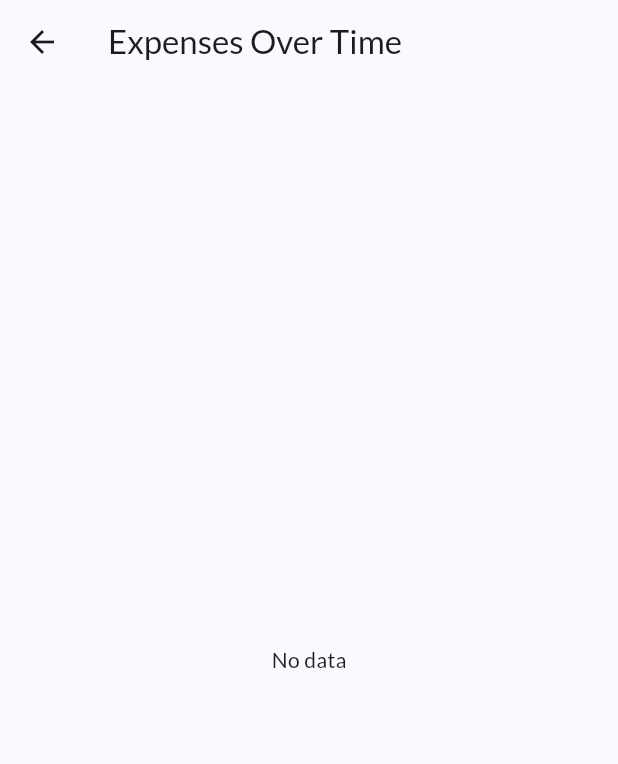
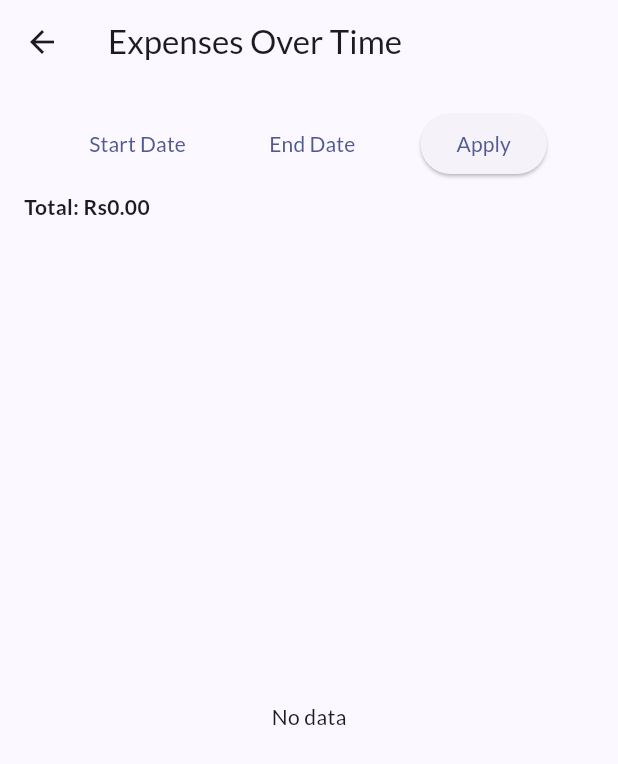
Before and after one commit to MalithEdirisinghe/expense_tracker, a Flutter app: the screen it shows after launch, after a tap on the "bar chart" icon, on a phone screen of 412 x 824 dp. Shown: the top 764 px of the screen. Run offline on Flutter 3.47's test engine with Material 3 defaults, Android fonts, the phone set to English and light mode, and no system bars; our stand-ins replace fl_chart, google_fonts, sqflite; accounts and stored records are empty.

Commit message:
Fix date range filter on chart

```diff
--- a/lib/database_helper.dart
+++ b/lib/database_helper.dart
@@ -98,8 +98,11 @@ class DatabaseHelper {
     var whereClause = '';
     final args = <dynamic>[];
     if (startDate != null && endDate != null) {
-      whereClause = 'WHERE date(date) BETWEEN ? AND ?';
-      args.addAll([startDate.toIso8601String(), endDate.toIso8601String()]);
+      whereClause = 'WHERE date(date) BETWEEN date(?) AND date(?)';
+      args.addAll([
+        startDate.toIso8601String(),
+        endDate.toIso8601String(),
+      ]);
     }
     return await db.rawQuery('''
       SELECT date(date) AS date, SUM(amount) AS total_amount
--- a/lib/expenses_chart_screen.dart
+++ b/lib/expenses_chart_screen.dart
@@ -61,9 +61,7 @@ class _ExpensesChartScreenState extends State<ExpensesChartScreen> {
       appBar: AppBar(title: const Text('Expenses Over Time')),
       body: Padding(
         padding: const EdgeInsets.all(16.0),
-        child: _dailyExpenses.isEmpty
-            ? const Center(child: Text('No data'))
-            : Column(
+        child: Column(
           children: [
             Row(
               mainAxisAlignment: MainAxisAlignment.spaceEvenly,
@@ -125,7 +123,9 @@ class _ExpensesChartScreenState extends State<ExpensesChartScreen> {
               ),
             ),
             Expanded(
-                    child: BarChart(
+              child: _dailyExpenses.isEmpty
+                  ? const Center(child: Text('No data'))
+                  : BarChart(
                       BarChartData(
                         barGroups: barGroups,
                         gridData: FlGridData(show: false),
@@ -146,8 +146,10 @@ class _ExpensesChartScreenState extends State<ExpensesChartScreen> {
                               },
                             ),
                           ),
-                          rightTitles: const AxisTitles(sideTitles: SideTitles(showTitles: false)),
-                          topTitles: const AxisTitles(sideTitles: SideTitles(showTitles: false)),
+                          rightTitles: const AxisTitles(
+                              sideTitles: SideTitles(showTitles: false)),
+                          topTitles: const AxisTitles(
+                              sideTitles: SideTitles(showTitles: false)),
                           bottomTitles: AxisTitles(
                             sideTitles: SideTitles(
                               showTitles: true,
@@ -155,7 +157,8 @@ class _ExpensesChartScreenState extends State<ExpensesChartScreen> {
                                 final label = labels[value.toInt()] ?? '';
                                 return SideTitleWidget(
                                   axisSide: meta.axisSide,
-                                  child: Text(label, style: const TextStyle(fontSize: 10)),
+                                  child:
+                                      Text(label, style: const TextStyle(fontSize: 10)),
                                 );
                               },
                             ),
```
Lines whose indentation alone changed are shown as unchanged.
